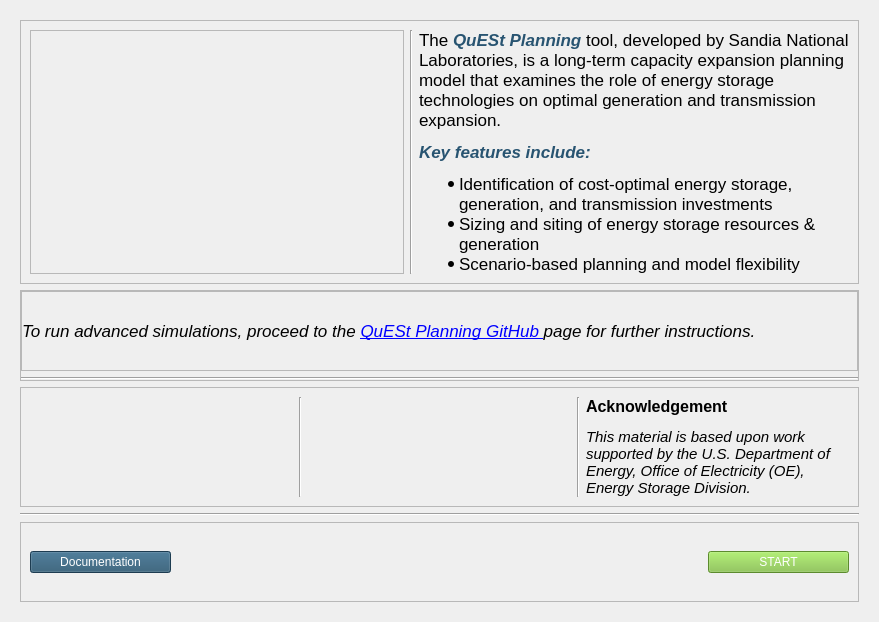
Before: the Qt Designer form quest_planning/gui/start_page/ui/start_screen.ui in sandialabs/quest_planning, drawn with Qt 5.
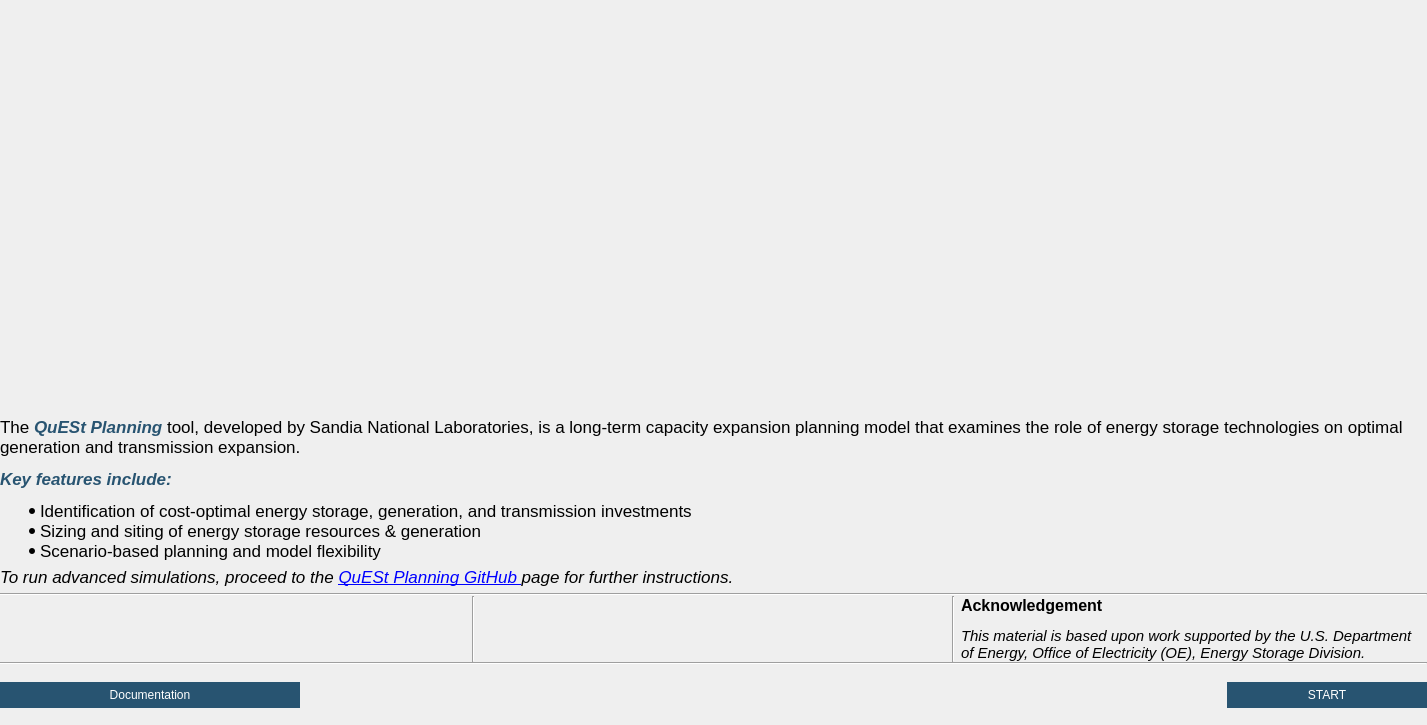
After: the same form once the commit is applied. Icons and pictures are not drawn.

The edit to the form file:
```diff
--- a/quest_planning/gui/start_page/ui/start_screen.ui
+++ b/quest_planning/gui/start_page/ui/start_screen.ui
@@ -6,8 +6,8 @@
    <rect>
     <x>0</x>
     <y>0</y>
-    <width>879</width>
-    <height>622</height>
+    <width>1427</width>
+    <height>725</height>
    </rect>
   </property>
   <property name="sizePolicy">
@@ -26,6 +26,21 @@
 }</string>
   </property>
   <layout class="QHBoxLayout" name="horizontalLayout">
+   <property name="spacing">
+    <number>0</number>
+   </property>
+   <property name="leftMargin">
+    <number>0</number>
+   </property>
+   <property name="topMargin">
+    <number>0</number>
+   </property>
+   <property name="rightMargin">
+    <number>0</number>
+   </property>
+   <property name="bottomMargin">
+    <number>0</number>
+   </property>
    <item>
     <widget class="QFrame" name="frame_2">
      <property name="sizePolicy">
@@ -43,70 +58,73 @@
      <property name="lineWidth">
       <number>0</number>
      </property>
-     <layout class="QVBoxLayout" name="verticalLayout_2">
+     <layout class="QVBoxLayout" name="verticalLayout_2" stretch="1,0,0,0,0">
+      <property name="spacing">
+       <number>0</number>
+      </property>
+      <property name="leftMargin">
+       <number>0</number>
+      </property>
+      <property name="topMargin">
+       <number>0</number>
+      </property>
+      <property name="rightMargin">
+       <number>0</number>
+      </property>
+      <property name="bottomMargin">
+       <number>0</number>
+      </property>
       <item>
        <widget class="QFrame" name="frame_3">
         <property name="styleSheet">
          <string notr="true"/>
         </property>
         <property name="frameShape">
-         <enum>QFrame::StyledPanel</enum>
+         <enum>QFrame::NoFrame</enum>
         </property>
         <property name="frameShadow">
          <enum>QFrame::Raised</enum>
         </property>
         <layout class="QGridLayout" name="gridLayout">
-         <item row="0" column="3">
-          <widget class="QLabel" name="label">
-           <property name="font">
-            <font>
-             <pointsize>13</pointsize>
-             <italic>false</italic>
-             <bold>false</bold>
-            </font>
-           </property>
-           <property name="autoFillBackground">
-            <bool>false</bool>
-           </property>
-           <property name="styleSheet">
-            <string notr="true"/>
-           </property>
-           <property name="frameShape">
-            <enum>QFrame::NoFrame</enum>
-           </property>
-           <property name="frameShadow">
-            <enum>QFrame::Raised</enum>
-           </property>
-           <property name="lineWidth">
-            <number>5</number>
-           </property>
-           <property name="text">
-            <string>&lt;html&gt;&lt;head/&gt;&lt;body&gt;&lt;p&gt;The &lt;span style=&quot; font-weight:700; font-style:italic; color:#285471;&quot;&gt;QuESt Planning&lt;/span&gt; tool, developed by Sandia National Laboratories, is a long-term capacity expansion planning model that examines the role of energy storage technologies on optimal generation and transmission expansion. &lt;/p&gt;&lt;p&gt;&lt;span style=&quot; font-weight:700; font-style:italic; color:#285471;&quot;&gt;Key features include:&lt;/span&gt;&lt;/p&gt;&lt;ul style=&quot;margin-top: 0px; margin-bottom: 0px; margin-left: 0px; margin-right: 0px; -qt-list-indent: 1;&quot;&gt;&lt;li style=&quot; margin-top:12px; margin-bottom:0px; margin-left:0px; margin-right:0px; -qt-block-indent:0; text-indent:0px;&quot;&gt;Identification of cost-optimal energy storage, generation, and transmission investments&lt;/li&gt;&lt;li style=&quot; margin-top:0px; margin-bottom:0px; margin-left:0px; margin-right:0px; -qt-block-indent:0; text-indent:0px;&quot;&gt;Sizing and siting of energy storage resources &amp;amp; generation &lt;/li&gt;&lt;li style=&quot; margin-top:0px; margin-bottom:12px; margin-left:0px; margin-right:0px; -qt-block-indent:0; text-indent:0px;&quot;&gt;Scenario-based planning and model flexibility&lt;/li&gt;&lt;/ul&gt;&lt;/body&gt;&lt;/html&gt;</string>
-           </property>
-           <property name="wordWrap">
-            <bool>true</bool>
-           </property>
-          </widget>
-         </item>
-         <item row="0" column="2">
-          <widget class="Line" name="line_5">
-           <property name="orientation">
-            <enum>Qt::Vertical</enum>
-           </property>
-          </widget>
-         </item>
+         <property name="leftMargin">
+          <number>0</number>
+         </property>
+         <property name="topMargin">
+          <number>0</number>
+         </property>
+         <property name="rightMargin">
+          <number>0</number>
+         </property>
+         <property name="bottomMargin">
+          <number>0</number>
+         </property>
+         <property name="horizontalSpacing">
+          <number>0</number>
+         </property>
          <item row="0" column="1">
           <widget class="QFrame" name="frame_6">
            <property name="styleSheet">
             <string notr="true"/>
            </property>
            <property name="frameShape">
-            <enum>QFrame::StyledPanel</enum>
+            <enum>QFrame::NoFrame</enum>
            </property>
            <property name="frameShadow">
             <enum>QFrame::Raised</enum>
            </property>
            <layout class="QVBoxLayout" name="verticalLayout_3">
+            <property name="leftMargin">
+             <number>0</number>
+            </property>
+            <property name="topMargin">
+             <number>0</number>
+            </property>
+            <property name="rightMargin">
+             <number>0</number>
+            </property>
+            <property name="bottomMargin">
+             <number>0</number>
+            </property>
             <item>
              <widget class="QLabel" name="label_3">
               <property name="styleSheet">
@@ -132,15 +150,12 @@
           </widget>
          </item>
         </layout>
-        <zorder>line_5</zorder>
-        <zorder>frame_6</zorder>
-        <zorder>label</zorder>
        </widget>
       </item>
       <item>
        <widget class="QFrame" name="frame_5">
         <property name="frameShape">
-         <enum>QFrame::StyledPanel</enum>
+         <enum>QFrame::NoFrame</enum>
         </property>
         <property name="frameShadow">
          <enum>QFrame::Raised</enum>
@@ -161,7 +176,7 @@
          <item>
           <widget class="QFrame" name="frame_7">
            <property name="frameShape">
-            <enum>QFrame::StyledPanel</enum>
+            <enum>QFrame::NoFrame</enum>
            </property>
            <property name="frameShadow">
             <enum>QFrame::Raised</enum>
@@ -179,10 +194,39 @@
             <property name="bottomMargin">
              <number>0</number>
             </property>
-            <property name="spacing">
-             <number>0</number>
-            </property>
-            <item row="0" column="0">
+            <item row="1" column="0">
+             <widget class="QLabel" name="label">
+              <property name="font">
+               <font>
+                <pointsize>13</pointsize>
+                <italic>false</italic>
+                <bold>false</bold>
+               </font>
+              </property>
+              <property name="autoFillBackground">
+               <bool>false</bool>
+              </property>
+              <property name="styleSheet">
+               <string notr="true"/>
+              </property>
+              <property name="frameShape">
+               <enum>QFrame::NoFrame</enum>
+              </property>
+              <property name="frameShadow">
+               <enum>QFrame::Raised</enum>
+              </property>
+              <property name="lineWidth">
+               <number>5</number>
+              </property>
+              <property name="text">
+               <string>&lt;html&gt;&lt;head/&gt;&lt;body&gt;&lt;p&gt;The &lt;span style=&quot; font-weight:700; font-style:italic; color:#285471;&quot;&gt;QuESt Planning&lt;/span&gt; tool, developed by Sandia National Laboratories, is a long-term capacity expansion planning model that examines the role of energy storage technologies on optimal generation and transmission expansion. &lt;/p&gt;&lt;p&gt;&lt;span style=&quot; font-weight:700; font-style:italic; color:#285471;&quot;&gt;Key features include:&lt;/span&gt;&lt;/p&gt;&lt;ul style=&quot;margin-top: 0px; margin-bottom: 0px; margin-left: 0px; margin-right: 0px; -qt-list-indent: 1;&quot;&gt;&lt;li style=&quot; margin-top:12px; margin-bottom:0px; margin-left:0px; margin-right:0px; -qt-block-indent:0; text-indent:0px;&quot;&gt;Identification of cost-optimal energy storage, generation, and transmission investments&lt;/li&gt;&lt;li style=&quot; margin-top:0px; margin-bottom:0px; margin-left:0px; margin-right:0px; -qt-block-indent:0; text-indent:0px;&quot;&gt;Sizing and siting of energy storage resources &amp;amp; generation &lt;/li&gt;&lt;li style=&quot; margin-top:0px; margin-bottom:12px; margin-left:0px; margin-right:0px; -qt-block-indent:0; text-indent:0px;&quot;&gt;Scenario-based planning and model flexibility&lt;/li&gt;&lt;/ul&gt;&lt;/body&gt;&lt;/html&gt;</string>
+              </property>
+              <property name="wordWrap">
+               <bool>true</bool>
+              </property>
+             </widget>
+            </item>
+            <item row="2" column="0">
              <widget class="QLabel" name="label_8">
               <property name="font">
                <font>
@@ -233,12 +277,27 @@
          <set>Qt::ImhNoTextHandles</set>
         </property>
         <property name="frameShape">
-         <enum>QFrame::StyledPanel</enum>
+         <enum>QFrame::NoFrame</enum>
         </property>
         <property name="frameShadow">
          <enum>QFrame::Raised</enum>
         </property>
         <layout class="QGridLayout" name="gridLayout_2">
+         <property name="leftMargin">
+          <number>0</number>
+         </property>
+         <property name="topMargin">
+          <number>0</number>
+         </property>
+         <property name="rightMargin">
+          <number>0</number>
+         </property>
+         <property name="bottomMargin">
+          <number>0</number>
+         </property>
+         <property name="spacing">
+          <number>6</number>
+         </property>
          <item row="0" column="1">
           <widget class="Line" name="line_2">
            <property name="orientation">
@@ -314,12 +373,24 @@
          </size>
         </property>
         <property name="frameShape">
-         <enum>QFrame::StyledPanel</enum>
+         <enum>QFrame::NoFrame</enum>
         </property>
         <property name="frameShadow">
-         <enum>QFrame::Raised</enum>
+         <enum>QFrame::Sunken</enum>
         </property>
         <layout class="QGridLayout" name="gridLayout_3">
+         <property name="leftMargin">
+          <number>0</number>
+         </property>
+         <property name="topMargin">
+          <number>0</number>
+         </property>
+         <property name="rightMargin">
+          <number>0</number>
+         </property>
+         <property name="bottomMargin">
+          <number>0</number>
+         </property>
          <item row="0" column="1">
           <spacer name="horizontalSpacer">
            <property name="orientation">
@@ -354,15 +425,26 @@
             <bool>false</bool>
            </property>
            <property name="styleSheet">
-            <string notr="true">font: 700 12pt &quot;Segoe UI&quot;;
-background-color: rgb(129, 194, 65);
-color: rgb(255, 255, 255);</string>
+            <string notr="true">QPushButton {
+        border: 2px solid rgb(40, 84, 113);
+        border-radius: 15px;
+        background-color: rgb(40, 84, 113);
+        color: white;
+		 font: 700 12pt &quot;Segoe UI&quot;;
+        padding: 4px;
+    }
+QPushButton:hover {
+        background-color: rgb(60, 120, 150);
+    }
+QPushButton:pressed {
+        background-color: rgb(20, 60, 80);
+    }</string>
            </property>
            <property name="text">
             <string>START</string>
            </property>
            <property name="flat">
-            <bool>false</bool>
+            <bool>true</bool>
            </property>
           </widget>
          </item>
@@ -413,15 +495,27 @@
             </size>
            </property>
            <property name="styleSheet">
-            <string notr="true">background-color: rgb(40, 84, 113);
-color: rgb(255, 255, 255);
-font: 600 italic 11pt &quot;Segoe UI&quot;;
-
-</string>
+            <string notr="true">QPushButton {
+        border: 2px solid rgb(40, 84, 113);
+        border-radius: 15px;
+        background-color: rgb(40, 84, 113);
+        color: white;
+		 font: 700 12pt &quot;Segoe UI&quot;;
+        padding: 4px;
+    }
+QPushButton:hover {
+        background-color: rgb(60, 120, 150);
+    }
+QPushButton:pressed {
+        background-color: rgb(20, 60, 80);
+    }</string>
            </property>
            <property name="text">
             <string>Documentation</string>
            </property>
+           <property name="flat">
+            <bool>true</bool>
+           </property>
           </widget>
          </item>
         </layout>
```
